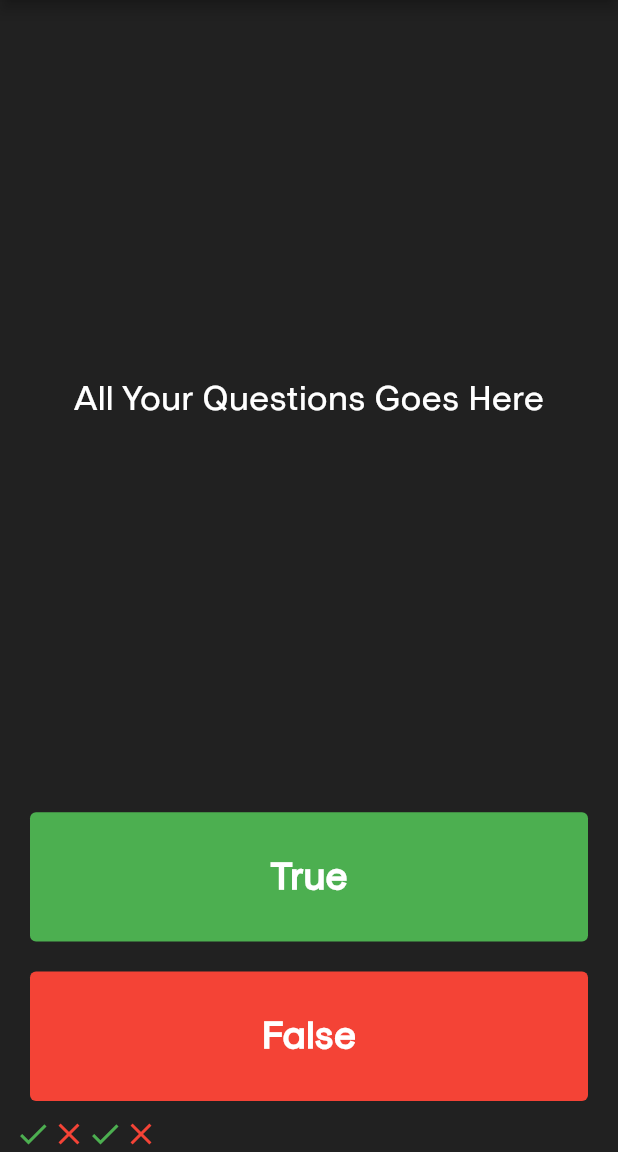
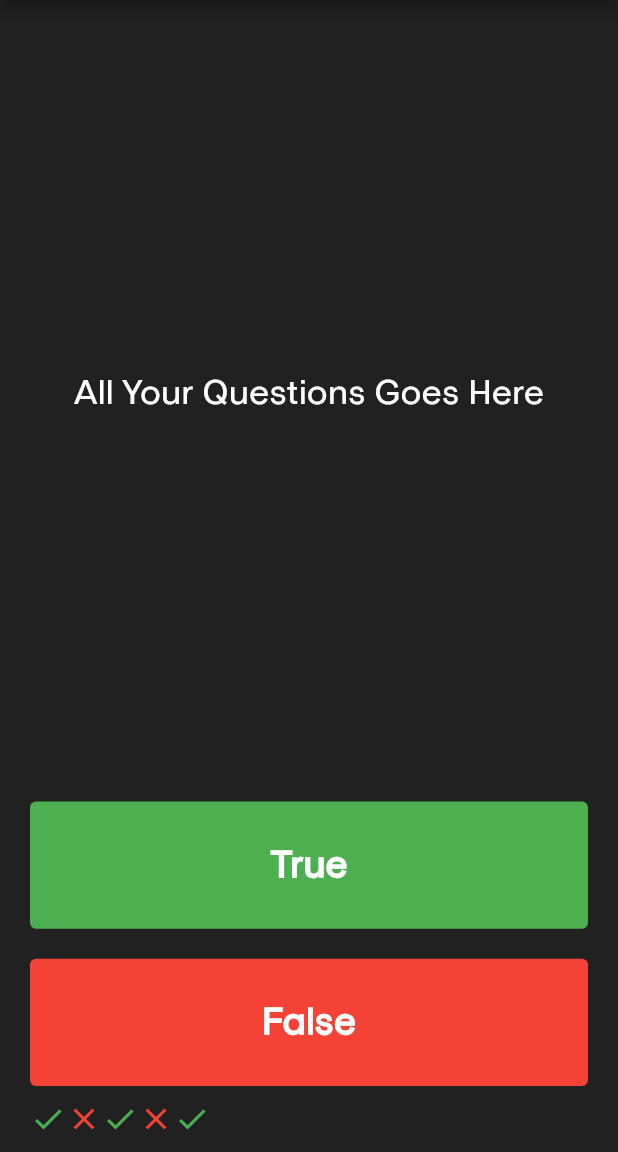
Before and after one commit to manoharacharyaa/quizzler, a Flutter app: the screen it shows after launch, after a tap on "True", on a phone screen of 412 x 824 dp, the part 84-1236 px from its top. Run offline on Flutter 3.47's test engine with Material 2 defaults, Android fonts, the phone set to English and light mode, and no system bars.

Commit message:
fifth commit

```diff
--- a/lib/main.dart
+++ b/lib/main.dart
@@ -104,6 +104,14 @@ class _QuizPageState extends State<QuizPage> {
               ),
               onPressed: () {
                 // user picks True
+                setState(() {
+                  scorKeeper.add(
+                    Icon(
+                      Icons.check,
+                      color: Colors.green,
+                    ),
+                  );
+                });
               },
             ),
           ),
@@ -127,12 +135,23 @@ class _QuizPageState extends State<QuizPage> {
               ),
               onPressed: () {
                 //User picks False
+                setState(() {
+                  scorKeeper.add(
+                    Icon(
+                      Icons.close,
+                      color: Colors.red,
+                    ),
+                  );
+                });
               },
             ),
           ),
         ),
-        Row(
-          children: scorKeeper,
+        Padding(
+          padding: const EdgeInsets.only(bottom: 10, left: 10),
+          child: Row(
+            children: scorKeeper,
+          ),
         ),
       ],
     );
```
